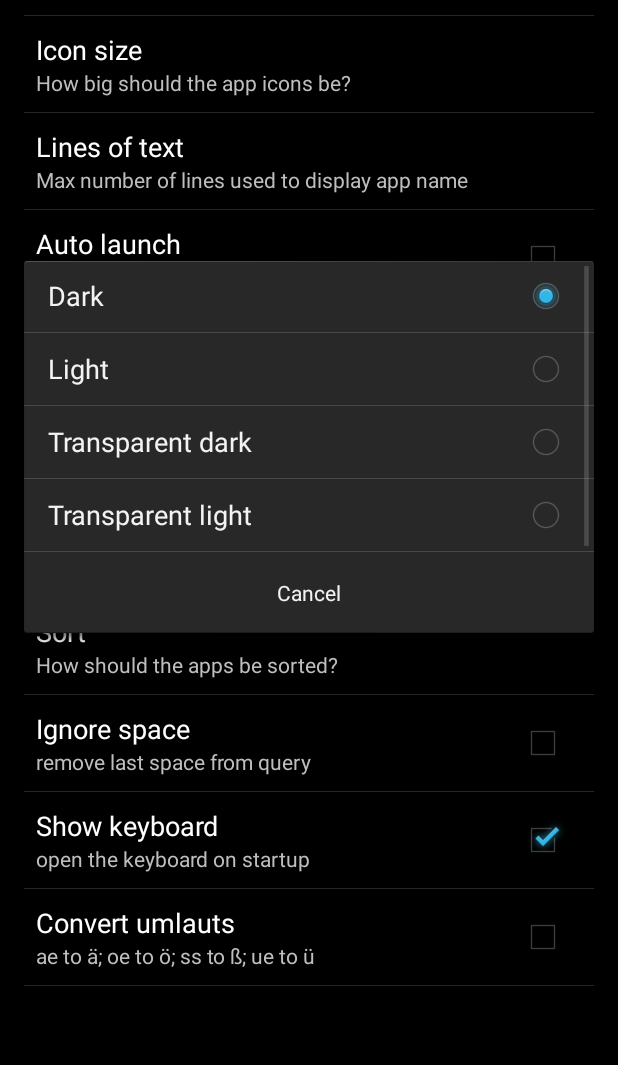
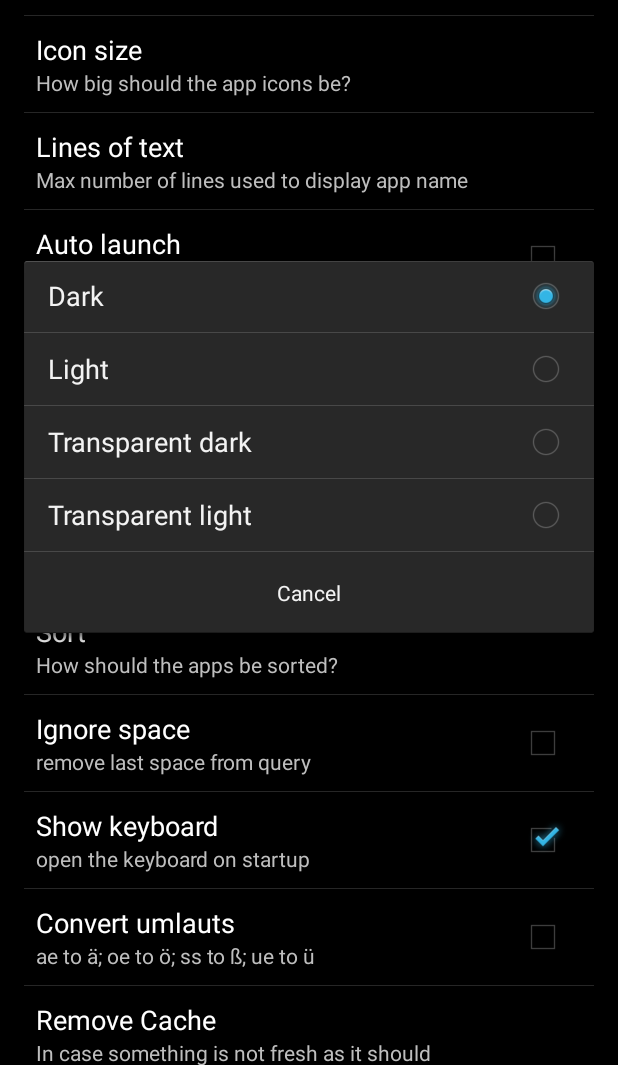
Before and after one commit to ligi/FAST, an Android app: the FASTSettingsActivity screen opened directly, with no data from a screen before it, after a tap on "Theme", on a phone screen of 412 x 824 dp, the part 171-1236 px from its top. Run offline under Robolectric (Android 15) with nearby library versions, the light colour scheme and no system bars; libraries missing offline, so code that uses them is left out: org.ligi.axt, org.ligi.tracedroid; 1 statement that could not run was skipped.

Commit message:
preference to clear the cache

```diff
--- a/android/src/main/java/org/ligi/fast/FASTSettingsActivity.java
+++ b/android/src/main/java/org/ligi/fast/FASTSettingsActivity.java
@@ -9,6 +9,8 @@ import android.preference.PreferenceActivity;
 import android.preference.PreferenceScreen;
 import android.view.View;
 import android.view.Window;
+
+import org.ligi.axt.AXT;
 
 /**
  * Activity to Edit the Preferences
@@ -117,6 +119,10 @@ public class FASTSettingsActivity extends PreferenceActivity {
         autoShowKeyboard.setSummary(getString(R.string.show_keyboard_descr));
         autoShowKeyboard.setDefaultValue(true);
 
+        PreferenceScreen removeCachePreference=getPreferenceManager().createPreferenceScreen(this);
+        removeCachePreference.setTitle("Remove Cache");
+        removeCachePreference.setSummary("In case something is not fresh as it should");
+        removeCachePreference.setOnPreferenceClickListener(new CacheRemovingOnPreferenceClickListener());
 
         root.addPreference(themePref);
         root.addPreference(iconSizePref);
@@ -129,6 +135,7 @@ public class FASTSettingsActivity extends PreferenceActivity {
         root.addPreference(ignoreSpace);
         root.addPreference(autoShowKeyboard);
         root.addPreference(convertUmlauts);
+        root.addPreference(removeCachePreference);
 
         return root;
     }
@@ -147,4 +154,15 @@ public class FASTSettingsActivity extends PreferenceActivity {
     public void helpClicked(View v) {
         HelpDialog.show(this);
     }
+
+    private class CacheRemovingOnPreferenceClickListener implements Preference.OnPreferenceClickListener {
+        @Override
+        public boolean onPreferenceClick(Preference preference) {
+            AXT.at(getBaseContext().getCacheDir()).deleteRecursive();
+            Intent intent = new Intent(FASTSettingsActivity.this, SearchActivity.class);
+            intent.setFlags(Intent.FLAG_ACTIVITY_CLEAR_TOP);
+            startActivity(intent);
+            return false;
+        }
+    }
 }
```
